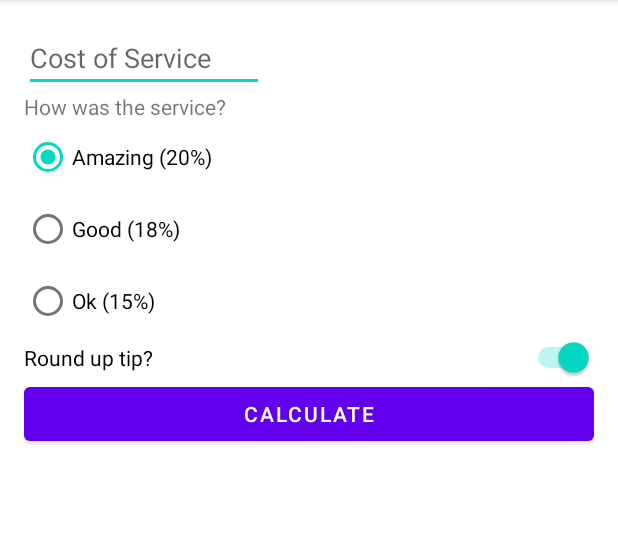
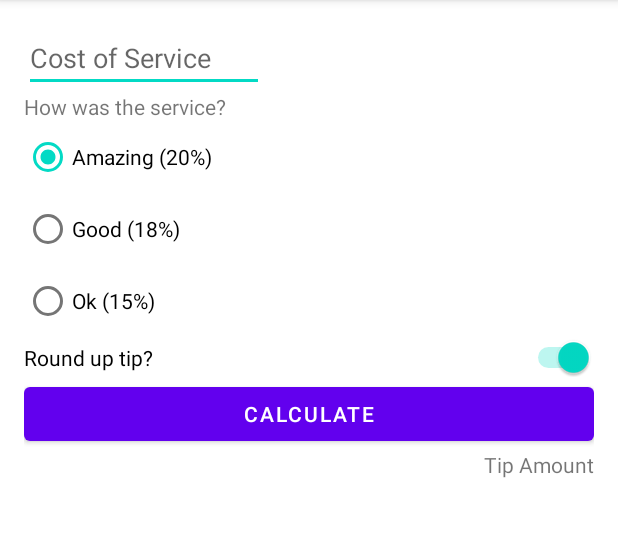
Before and after one commit to wanderlp/kotlin-tip-time, an Android app: the screen it shows after launch (MainActivity), on a phone screen of 412 x 824 dp, the part 84-621 px from its top. Run offline under Robolectric (Android 15) with nearby library versions, the phone set to English and light mode, and no system bars.

Commit message:
Se agregó la etiqueta para mostrar el resultado del cálculo

```diff
--- a/app/src/main/res/layout/activity_main.xml
+++ b/app/src/main/res/layout/activity_main.xml
@@ -71,4 +71,12 @@
         app:layout_constraintStart_toStartOf="parent"
         app:layout_constraintEnd_toEndOf="parent"/>
 
+    <TextView
+        android:id="@+id/tip_result"
+        android:text="Tip Amount"
+        android:layout_width="wrap_content"
+        android:layout_height="wrap_content"
+        app:layout_constraintEnd_toEndOf="parent"
+        app:layout_constraintTop_toBottomOf="@id/calculte_button"/>
+
 </androidx.constraintlayout.widget.ConstraintLayout>
```
